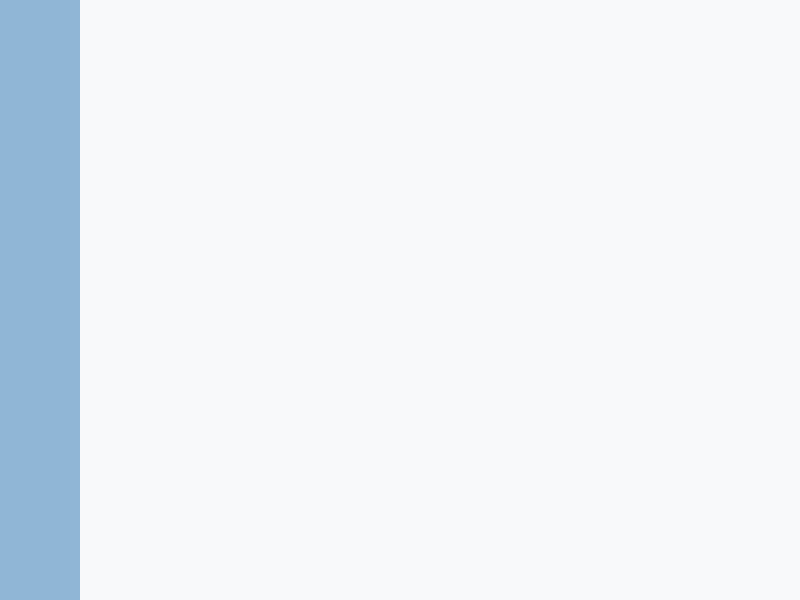
First picture: the form in copyclare/ui/main_window.ui, repository MotionInput/Team14-CopyClare, before the edit.
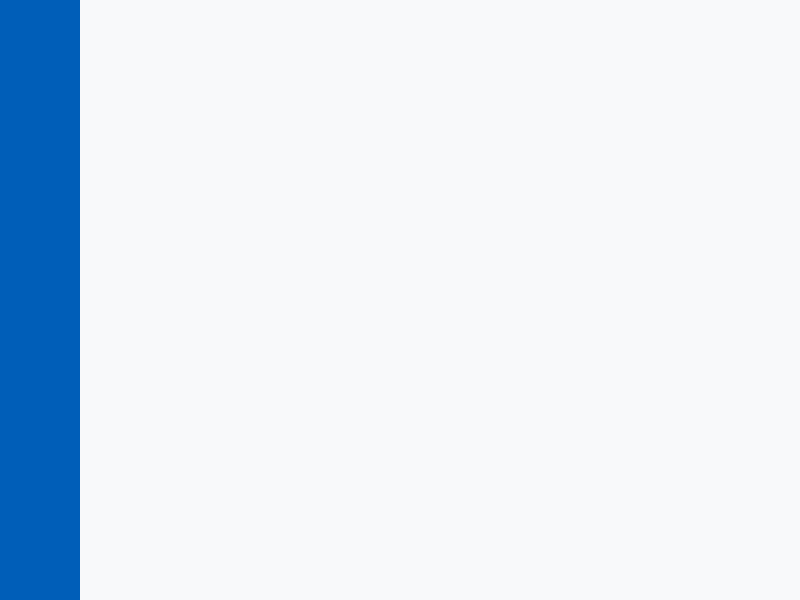
Second picture: the form after the edit. Icons and pictures are not drawn.

Diff of the .ui file:
```diff
--- a/copyclare/ui/main_window.ui
+++ b/copyclare/ui/main_window.ui
@@ -65,7 +65,7 @@
       </property>
       <property name="styleSheet">
        <string notr="true">QFrame{
-	background-color: #90b6d6;
+	background-color: #005EB8;
 
 }</string>
       </property>
```
